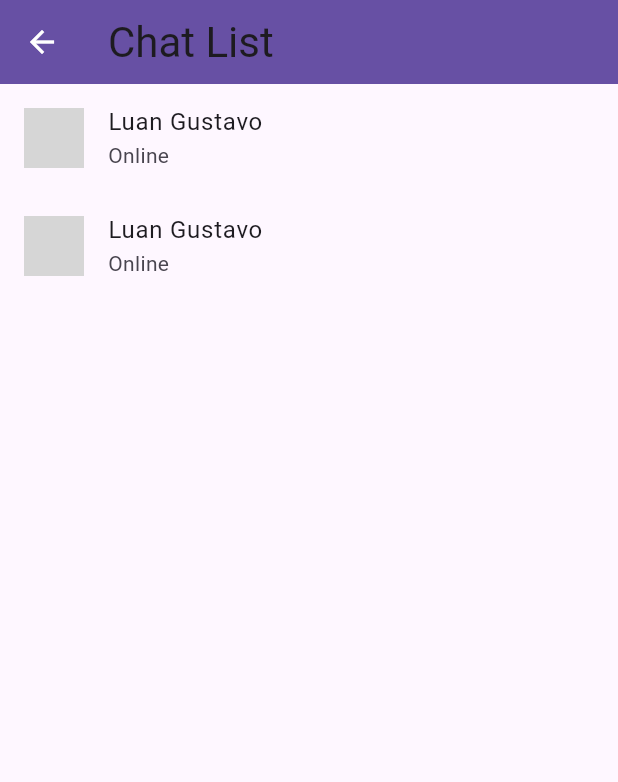
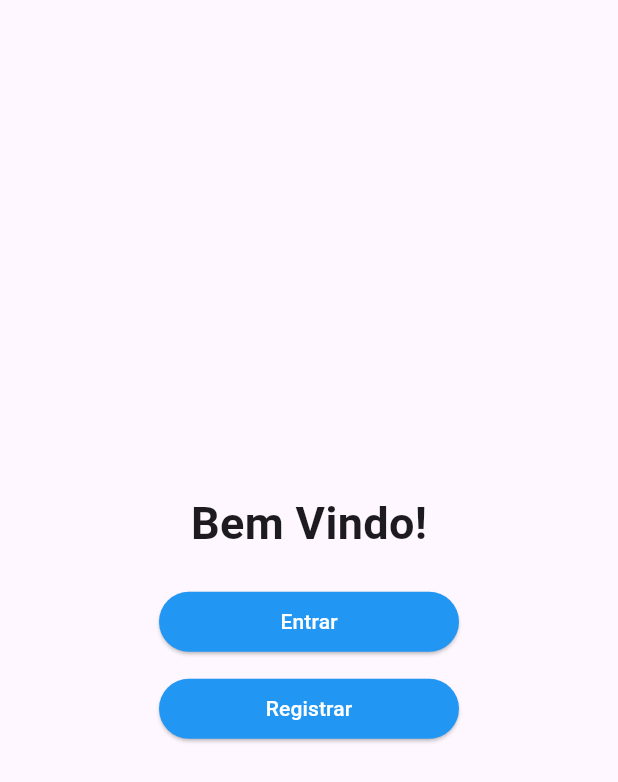
Before and after one commit to luangust4vo/real_time_chat_app, a Flutter app: the screen it shows after launch, on a phone screen of 412 x 824 dp. Shown: the top 782 px of the screen. Run offline on Flutter 3.47's test engine with Material 3 defaults, Android fonts, the phone set to English and light mode, and no system bars; grey boxes are pictures that could not be loaded.

Commit message:
feat: create an welcome screen that redirects to login and register

```diff
--- a/lib/app/app.dart
+++ b/lib/app/app.dart
@@ -1,6 +1,7 @@
 import 'package:flutter/material.dart';
 import 'package:provider/provider.dart';
 import 'package:real_time_chat_app/app/routes.dart';
+import 'package:real_time_chat_app/features/welcome.dart';
 import 'package:real_time_chat_app/features/chat/screens/chat.dart';
 import 'package:real_time_chat_app/features/auth/screens/login.dart';
 import 'package:real_time_chat_app/features/auth/screens/register.dart';
@@ -23,8 +24,9 @@ class App extends StatelessWidget {
                 themeProvider.isDarkMode ? Brightness.dark : Brightness.light,
           ),
           debugShowCheckedModeBanner: false,
-          initialRoute: Routes.chat_list,
+          initialRoute: Routes.home,
           routes: {
+            Routes.home: (context) => const Welcome(),
             Routes.chat: (context) => const Chat(),
             Routes.chat_list: (context) => ChatList(),
             Routes.login: (context) => const Login(),
--- a/lib/app/routes.dart
+++ b/lib/app/routes.dart
@@ -1,5 +1,6 @@
 class Routes {
-  static const chat = '/';
+  static const home = '/';
+  static const chat = '/chat';
   static const chat_list = '/chat_list';
   static const login = '/login';
   static const register = '/register';
--- /dev/null
+++ b/lib/core/widgets/custom_elevated_button.dart
@@ -0,0 +1,39 @@
+import 'package:flutter/material.dart';
+
+class CustomElevatedButton extends StatelessWidget {
+  final String text;
+  final VoidCallback onPressed;
+  final Color backgroundColor;
+  final Color textColor;
+  final int width;
+
+  const CustomElevatedButton({
+    super.key,
+    required this.text,
+    required this.onPressed,
+    this.backgroundColor = Colors.blue,
+    this.textColor = Colors.white,
+    this.width = 200,
+  });
+
+  @override
+  Widget build(BuildContext context) {
+    return SizedBox(
+      width: width.toDouble(),
+      child: ElevatedButton(
+        onPressed: onPressed,
+        style: ElevatedButton.styleFrom(
+          backgroundColor: backgroundColor,
+          padding: const EdgeInsets.symmetric(horizontal: 20, vertical: 10),
+          shape: RoundedRectangleBorder(
+            borderRadius: BorderRadius.circular(30),
+          ),
+        ),
+        child: Text(
+          text,
+          style: TextStyle(color: textColor),
+        ),
+      ),
+    );
+  }
+}
--- /dev/null
+++ b/lib/features/welcome.dart
@@ -0,0 +1,39 @@
+import 'package:flutter/material.dart';
+import 'package:real_time_chat_app/app/routes.dart';
+import 'package:real_time_chat_app/core/widgets/custom_elevated_button.dart';
+
+class Welcome extends StatelessWidget {
+  const Welcome({super.key});
+
+  @override
+  Widget build(BuildContext context) {
+    return Scaffold(
+      body: Center(
+        child: Column(
+          mainAxisAlignment: MainAxisAlignment.center,
+          children: [
+            const Text('Bem Vindo!',
+                style: TextStyle(
+                  fontSize: 30,
+                  fontWeight: FontWeight.bold,
+                )),
+            const SizedBox(height: 20),
+            CustomElevatedButton(
+              text: 'Entrar',
+              onPressed: () {
+                Navigator.of(context).pushNamed(Routes.login);
+              },
+            ),
+            const SizedBox(height: 10),
+            CustomElevatedButton(
+              onPressed: () {
+                Navigator.of(context).pushNamed(Routes.register);
+              },
+              text: 'Registrar',
+            ),
+          ],
+        ),
+      ),
+    );
+  }
+}
```
